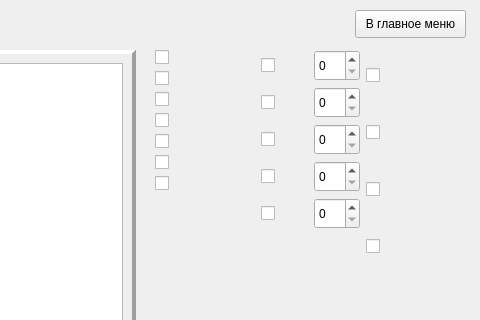
Above: createmap.ui from Kalianova/LogicGame before the change; both pictures show x 475 to 955 and y 0 to 320 of the 955 by 637 pixel window. Below: the same form after it.
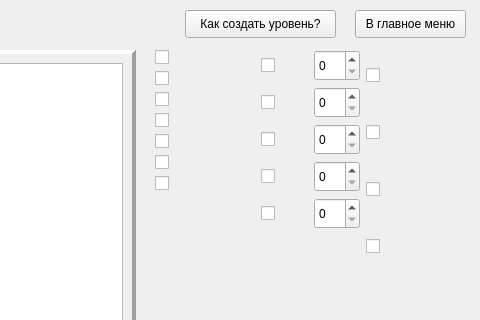
That is the form after the change. Icons and pictures are not drawn.

Diff of the .ui file:
```diff
--- a/createmap.ui
+++ b/createmap.ui
@@ -597,6 +597,19 @@
      <string>В главное меню</string>
     </property>
    </widget>
+   <widget class="QPushButton" name="howToCreate">
+    <property name="geometry">
+     <rect>
+      <x>660</x>
+      <y>10</y>
+      <width>151</width>
+      <height>28</height>
+     </rect>
+    </property>
+    <property name="text">
+     <string>Как создать уровень?</string>
+    </property>
+   </widget>
   </widget>
   <widget class="QMenuBar" name="menubar">
    <property name="geometry">
```
